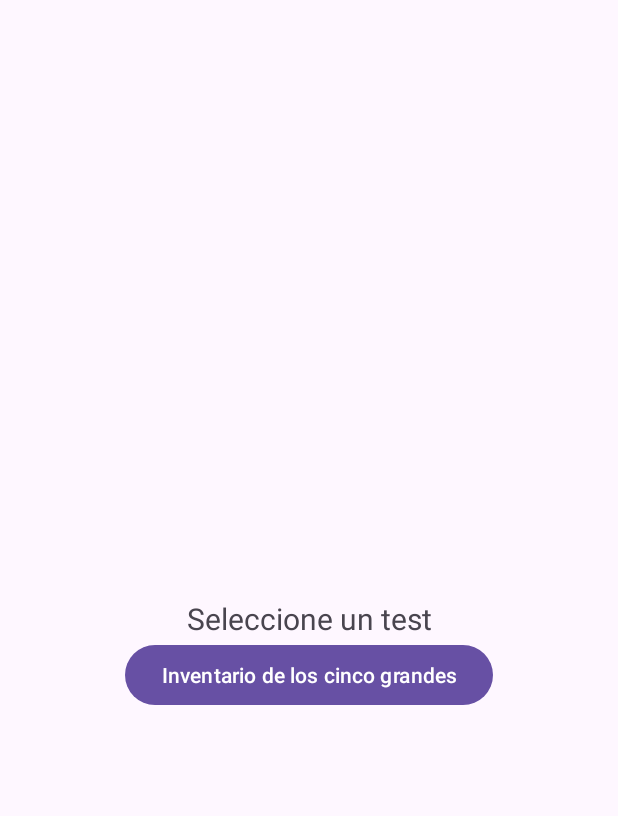
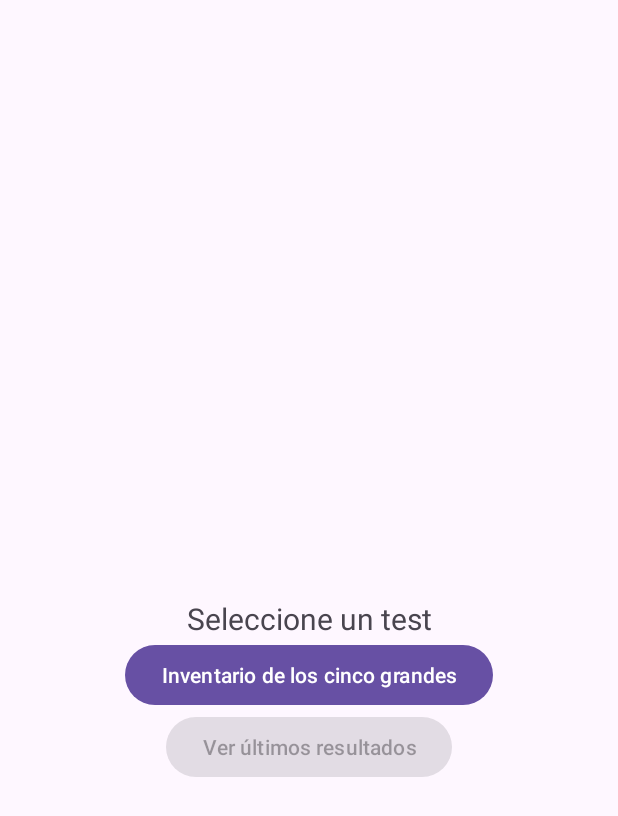
Before and after one commit to elmugrearturo/PsychometricsApp, an Android app: the screen it shows after launch (MainActivity), on a phone screen of 412 x 824 dp. Shown: the top 816 px of the screen. Run offline under Robolectric (Android 15) with nearby library versions, the phone set to English and light mode, and no system bars; our stand-ins replace Room's generated code.

Commit message:
Implemented basic navigation.

```diff
--- a/app/build.gradle.kts
+++ b/app/build.gradle.kts
@@ -42,6 +42,9 @@ dependencies {
     // To use Kotlin Symbol Processing (KSP)
     ksp(libs.androidx.room.compiler)
     implementation(libs.androidx.room.ktx)
+    implementation(libs.androidx.navigation.fragment.ktx)
+    implementation(libs.androidx.navigation.ui.ktx)
+    implementation(libs.androidx.navigation.compose)
     implementation(libs.androidx.core.ktx)
     implementation(libs.androidx.appcompat)
     implementation(libs.material)
--- a/app/src/main/java/com/example/mipersonalidad/BFIFragment.kt
+++ b/app/src/main/java/com/example/mipersonalidad/BFIFragment.kt
@@ -12,6 +12,7 @@ import android.widget.RadioButton
 import android.widget.RadioGroup
 import android.widget.TextView
 import androidx.lifecycle.lifecycleScope
+import androidx.navigation.fragment.findNavController
 import androidx.room.Room
 import com.example.mipersonalidad.models.QuestionBFI
 import com.example.mipersonalidad.room.AppDatabase
@@ -114,9 +115,7 @@ class BFIFragment : Fragment() {
                 }
 
                 // Load ResultsFragment
-                parentFragmentManager.beginTransaction()
-                    .replace(R.id.fragment_container, BFIResultsFragment())
-                    .commit()
+                findNavController().navigate(R.id.action_bfiFragment_to_bfiResultsFragment)
             }
         }
 
@@ -127,7 +126,6 @@ class BFIFragment : Fragment() {
                 displayQuestion(currentQuestionIndex)
             }
         }
-
 
     }
 
--- a/app/src/main/java/com/example/mipersonalidad/BFIResultsFragment.kt
+++ b/app/src/main/java/com/example/mipersonalidad/BFIResultsFragment.kt
@@ -6,7 +6,10 @@ import android.view.LayoutInflater
 import android.view.View
 import android.view.ViewGroup
 import android.widget.TextView
+import androidx.activity.addCallback
 import androidx.lifecycle.lifecycleScope
+import androidx.navigation.fragment.NavHostFragment
+import androidx.navigation.fragment.findNavController
 import androidx.room.Room
 import com.example.mipersonalidad.room.AppDatabase
 import com.example.mipersonalidad.room.BFIDao
@@ -55,6 +58,15 @@ class BFIResultsFragment : Fragment() {
 
     override fun onViewCreated(view: View, savedInstanceState: Bundle?) {
         super.onViewCreated(view, savedInstanceState)
+
+        // Override back button
+        requireActivity().onBackPressedDispatcher.addCallback(viewLifecycleOwner) {
+            //val navHostFragment = requireActivity().supportFragmentManager.findFragmentById(R.id.nav_host_fragment) as NavHostFragment
+            //val navController = navHostFragment.navController
+
+            // Navigate to the first fragment
+            findNavController().navigate(R.id.action_bfiResultsFragment_to_firstFragment)
+        }
 
         barChart = view.findViewById(R.id.bfiBarChart)
         textExplanation = view.findViewById(R.id.textExplanation)
--- a/app/src/main/java/com/example/mipersonalidad/MainActivity.kt
+++ b/app/src/main/java/com/example/mipersonalidad/MainActivity.kt
@@ -9,8 +9,12 @@ import androidx.activity.enableEdgeToEdge
 import androidx.appcompat.app.AppCompatActivity
 import androidx.core.view.ViewCompat
 import androidx.core.view.WindowInsetsCompat
+import androidx.navigation.NavController
+import androidx.navigation.findNavController
+import androidx.navigation.compose.rememberNavController
 
 class MainActivity : AppCompatActivity() {
+
     override fun onCreate(savedInstanceState: Bundle?) {
         super.onCreate(savedInstanceState)
         enableEdgeToEdge()
@@ -21,8 +25,8 @@ class MainActivity : AppCompatActivity() {
 //            insets
 //        }
 
-        supportFragmentManager.beginTransaction()
-            .replace(R.id.fragment_container, TestSelectionFragment())
-            .commit()
+//        supportFragmentManager.beginTransaction()
+//            .replace(R.id.nav_host_fragment, TestSelectionFragment())
+//            .commit()
     }
 }
--- a/app/src/main/java/com/example/mipersonalidad/TestSelectionFragment.kt
+++ b/app/src/main/java/com/example/mipersonalidad/TestSelectionFragment.kt
@@ -7,6 +7,11 @@ import android.view.LayoutInflater
 import android.view.View
 import android.view.ViewGroup
 import android.widget.Button
+import androidx.lifecycle.lifecycleScope
+import androidx.navigation.fragment.findNavController
+import androidx.room.Room
+import com.example.mipersonalidad.room.AppDatabase
+import kotlinx.coroutines.launch
 
 // TODO: Rename parameter arguments, choose names that match
 // the fragment initialization parameters, e.g. ARG_ITEM_NUMBER
@@ -42,13 +47,33 @@ class TestSelectionFragment : Fragment() {
     override fun onViewCreated(view: View, savedInstanceState: Bundle?) {
         super.onViewCreated(view, savedInstanceState)
 
+        val resultsButton = view.findViewById<Button>(R.id.btnBFITestResults)
+
+        val db = Room.databaseBuilder(
+            requireContext(),
+            AppDatabase::class.java, "app-database"
+        ).build()
+
+        lifecycleScope.launch {
+            val rowCount = db.bfiDao().getRowCount()
+            if(rowCount == 0){
+                resultsButton.isEnabled = false
+            }else{
+                if(!resultsButton.isEnabled){
+                    resultsButton.isEnabled = true
+                }
+            }
+        }
+
         // Handle BFI button click
         view.findViewById<Button>(R.id.btnBFITest).setOnClickListener {
             // Load BFI Fragment
-            parentFragmentManager.beginTransaction()
-                .replace(R.id.fragment_container, BFIFragment())
-                .addToBackStack(null)  // Allows user to navigate back
-                .commit()
+            findNavController().navigate(R.id.action_firstFragment_to_bfiFragment)
+        }
+
+        resultsButton.setOnClickListener {
+            // Load BFI Fragment
+            findNavController().navigate(R.id.action_firstFragment_to_bfiResultsFragment)
         }
     }
 
--- a/app/src/main/java/com/example/mipersonalidad/room/BFIDao.kt
+++ b/app/src/main/java/com/example/mipersonalidad/room/BFIDao.kt
@@ -15,6 +15,9 @@ interface BFIDao {
     @Query("SELECT * FROM bfi_scores ORDER BY timestamp DESC LIMIT 1")
     suspend fun getLastInsertedScore(): BFIScores?
 
+    @Query("SELECT COUNT(*) FROM bfi_scores")
+    suspend fun getRowCount(): Int
+
     @Delete
     suspend fun delete(score: BFIScores)
 }
--- a/app/src/main/res/layout/activity_main.xml
+++ b/app/src/main/res/layout/activity_main.xml
@@ -1,9 +1,17 @@
 <?xml version="1.0" encoding="utf-8"?>
 <FrameLayout xmlns:android="http://schemas.android.com/apk/res/android"
+    xmlns:app="http://schemas.android.com/apk/res-auto"
     xmlns:tools="http://schemas.android.com/tools"
-    android:id="@+id/fragment_container"
     android:layout_width="match_parent"
     android:layout_height="match_parent"
     tools:context=".MainActivity">
 
+    <androidx.fragment.app.FragmentContainerView
+        android:id="@+id/nav_host_fragment"
+        android:name="androidx.navigation.fragment.NavHostFragment"
+        android:layout_width="match_parent"
+        android:layout_height="match_parent"
+        app:navGraph="@navigation/nav_graph"
+        app:defaultNavHost="true" />
+
 </FrameLayout>
--- a/app/src/main/res/layout/fragment_b_f_i_results.xml
+++ b/app/src/main/res/layout/fragment_b_f_i_results.xml
@@ -1,6 +1,11 @@
 <?xml version="1.0" encoding="utf-8"?>
+<androidx.core.widget.NestedScrollView
+    xmlns:android="http://schemas.android.com/apk/res/android"
+    android:layout_width="match_parent"
+    android:layout_height="match_parent"
+    android:padding="16dp">
+
     <LinearLayout
-    xmlns:android="http://schemas.android.com/apk/res/android"
         android:layout_width="match_parent"
         android:layout_height="match_parent"
         android:orientation="vertical"
@@ -20,3 +25,5 @@
             android:textColor="@android:color/black"
             android:padding="16dp" />
     </LinearLayout>
+
+</androidx.core.widget.NestedScrollView>
--- a/app/src/main/res/layout/fragment_test_selection.xml
+++ b/app/src/main/res/layout/fragment_test_selection.xml
@@ -27,4 +27,13 @@
         app:layout_constraintRight_toRightOf="parent"
         android:text="Inventario de los cinco grandes" />
 
+    <Button
+        android:id="@+id/btnBFITestResults"
+        android:layout_width="wrap_content"
+        android:layout_height="wrap_content"
+        app:layout_constraintTop_toBottomOf="@id/btnBFITest"
+        app:layout_constraintLeft_toLeftOf="parent"
+        app:layout_constraintRight_toRightOf="parent"
+        android:text="Ver últimos resultados" />
+
 </androidx.constraintlayout.widget.ConstraintLayout>
--- /dev/null
+++ b/app/src/main/res/navigation/nav_graph.xml
@@ -0,0 +1,41 @@
+<?xml version="1.0" encoding="utf-8"?>
+<navigation xmlns:android="http://schemas.android.com/apk/res/android"
+    xmlns:app="http://schemas.android.com/apk/res-auto"
+    xmlns:tools="http://schemas.android.com/tools"
+    app:startDestination="@id/firstFragment">
+
+    <fragment
+        android:id="@+id/firstFragment"
+        android:name="com.example.mipersonalidad.TestSelectionFragment"
+        tools:layout="@layout/fragment_test_selection">
+
+        <action
+            android:id="@+id/action_firstFragment_to_bfiResultsFragment"
+            app:destination="@id/bfiResultsFragment" />
+
+        <action
+            android:id="@+id/action_firstFragment_to_bfiFragment"
+            app:destination="@id/bfiFragment" />
+    </fragment>
+
+    <fragment
+        android:id="@+id/bfiFragment"
+        android:name="com.example.mipersonalidad.BFIFragment"
+        tools:layout="@layout/fragment_b_f_i">
+
+        <action
+            android:id="@+id/action_bfiFragment_to_bfiResultsFragment"
+            app:destination="@id/bfiResultsFragment" />
+    </fragment>
+
+    <fragment
+        android:id="@+id/bfiResultsFragment"
+        android:name="com.example.mipersonalidad.BFIResultsFragment"
+        tools:layout="@layout/fragment_b_f_i_results">
+
+        <!-- Action to navigate back to the firstFragment -->
+        <action
+            android:id="@+id/action_bfiResultsFragment_to_firstFragment"
+            app:destination="@id/firstFragment" />
+    </fragment>
+</navigation>
--- a/gradle/libs.versions.toml
+++ b/gradle/libs.versions.toml
@@ -12,9 +12,12 @@ activity = "1.9.1"
 constraintlayout = "2.1.4"
 mpandroidchart = "v3.1.0"
 roomRuntime = "2.6.1"
+navigationFragmentKtx = "2.7.7"
+navigationCompose = "2.7.7"
 
 [libraries]
 androidx-core-ktx = { group = "androidx.core", name = "core-ktx", version.ref = "coreKtx" }
+androidx-navigation-ui-ktx = { module = "androidx.navigation:navigation-ui-ktx" }
 androidx-room-compiler = { module = "androidx.room:room-compiler", version.ref = "roomRuntime" }
 androidx-room-ktx = { module = "androidx.room:room-ktx" }
 androidx-room-runtime = { module = "androidx.room:room-runtime", version.ref = "roomRuntime" }
@@ -27,6 +30,8 @@ material = { group = "com.google.android.material", name = "material", version.r
 androidx-activity = { group = "androidx.activity", name = "activity", version.ref = "activity" }
 androidx-constraintlayout = { group = "androidx.constraintlayout", name = "constraintlayout", version.ref = "constraintlayout" }
 mpandroidchart = { module = "com.github.PhilJay:MPAndroidChart", version.ref = "mpandroidchart" }
+androidx-navigation-fragment-ktx = { group = "androidx.navigation", name = "navigation-fragment-ktx", version.ref = "navigationFragmentKtx" }
+androidx-navigation-compose = { group = "androidx.navigation", name = "navigation-compose", version.ref = "navigationCompose" }
 
 [plugins]
 android-application = { id = "com.android.application", version.ref = "agp" }
```
Lines whose indentation alone changed are shown as unchanged.
